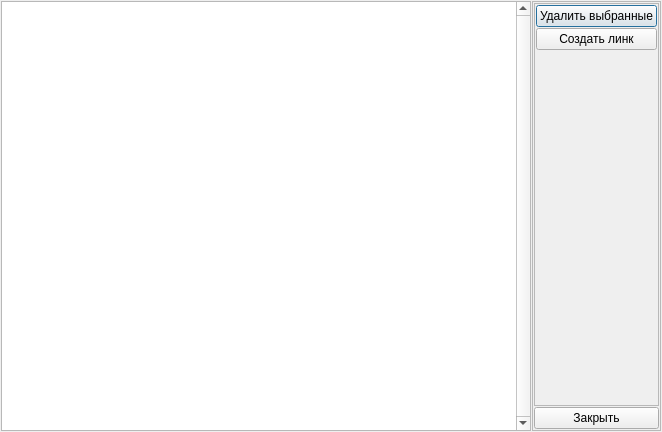
Before: the Qt Designer form Dialogs/edit_links_dialog.ui in Intueor/Z-Editor, drawn with Qt 5.
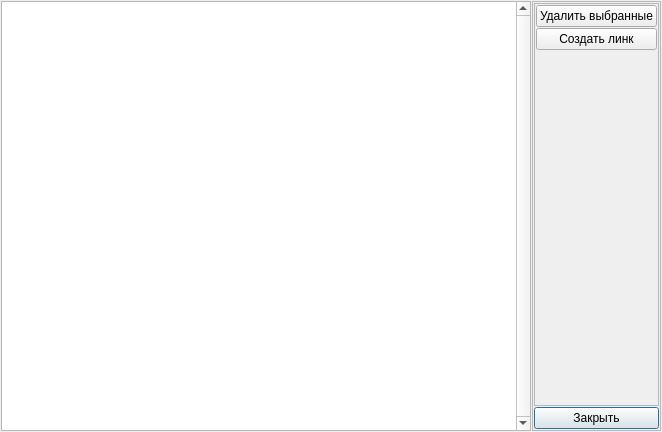
After: the same form once the commit is applied. Icons and pictures are not drawn.

```diff
--- a/Dialogs/edit_links_dialog.ui
+++ b/Dialogs/edit_links_dialog.ui
@@ -168,6 +168,9 @@
         <property name="text">
          <string>Закрыть</string>
         </property>
+        <property name="default">
+         <bool>true</bool>
+        </property>
        </widget>
       </item>
      </layout>
```
Left out of the diff: 6 changed lines with no effect on the pictures.
